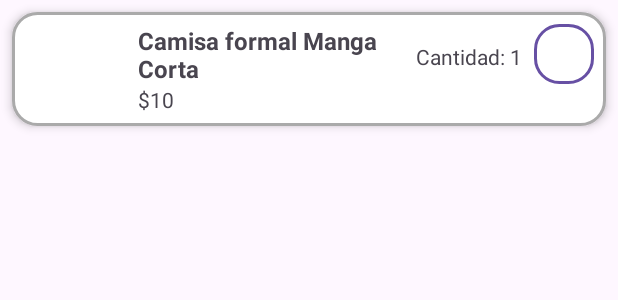
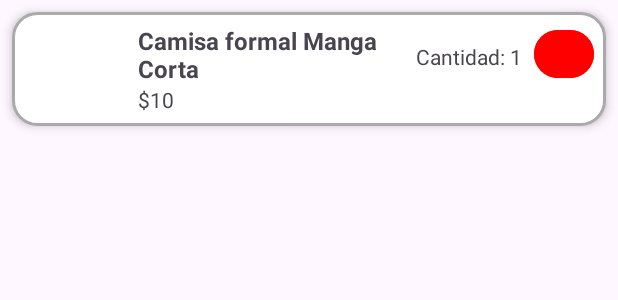
Before and after one commit to JulianMoreno03/ProyectoCatedra_DSM, an Android app: the layout item_producto_carrito.xml on its own in the app's theme, with its tools: preview values and no code run, on a phone screen of 412 x 824 dp. Shown: the top 300 px of the screen. Run offline under Robolectric (Android 15) with nearby library versions, the phone set to English and light mode, and no system bars.

Commit message:
Creacion de carrito

```diff
--- a/app/src/main/res/layout/item_producto_carrito.xml
+++ b/app/src/main/res/layout/item_producto_carrito.xml
@@ -55,7 +55,7 @@
         android:id="@+id/buttonEliminarProductoCarrito"
         android:layout_width="40dp"
         android:layout_height="40dp"
-        android:background="@drawable/btnmain"
+        android:backgroundTint="@color/red"
         android:text="X"
         android:textColor="@android:color/white"
         android:textSize="16sp" />
--- a/app/src/main/res/values/colors.xml
+++ b/app/src/main/res/values/colors.xml
@@ -7,4 +7,5 @@
     <color name="orange">#FF7D04</color>
     <color name="yellow">#FFF734</color>
     <color name="green">#4CAF50</color>
+    <color name="red">#FF0000</color>
 </resources>
```
